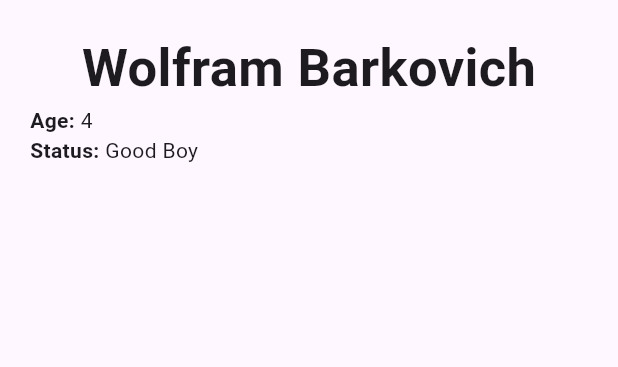
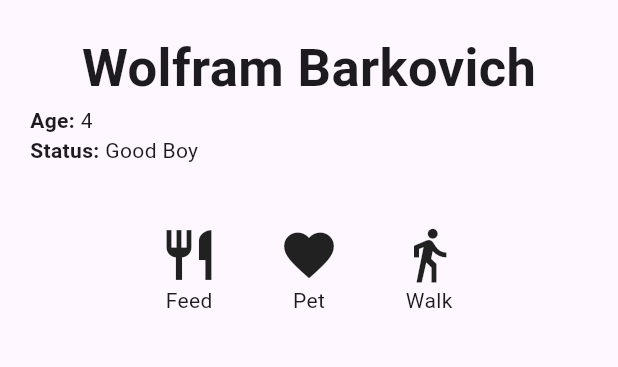
Before and after one commit to thisfren/Flutter-Cookbook, a Flutter app: the screen it shows after launch, on a phone screen of 412 x 824 dp, the part 300-667 px from its top. Run offline on Flutter 3.47's test engine with Material 3 defaults, Android fonts, the phone set to English and light mode, and no system bars; our stand-ins replace google_fonts.

Commit message:
Basic actions setup.

```diff
--- a/Ch. 4/mastering_layout/lib/profile_screen.dart
+++ b/Ch. 4/mastering_layout/lib/profile_screen.dart
@@ -1,6 +1,6 @@
 // /lib/profile_screen.dart
 
-import 'package:flutter/material.dart' show BoxFit, BuildContext, ClipOval, Column, Container, EdgeInsets, FontWeight, Image, Padding, Row, Scaffold, StatelessWidget, Text, TextStyle, Widget;
+import 'package:flutter/material.dart' show BoxFit, BuildContext, ClipOval, Column, Container, EdgeInsets, FontWeight, Icon, IconData, Icons, Image, MainAxisAlignment, Padding, Row, Scaffold, StatelessWidget, Text, TextStyle, Widget;
 
 class ProfileScreen extends StatelessWidget {
   const ProfileScreen({super.key});
@@ -60,6 +60,25 @@ class ProfileScreen extends StatelessWidget {
   }
 
   Widget _buildActions(BuildContext context) {
-    return Container();
+    return Row(
+      mainAxisAlignment: MainAxisAlignment.center,
+      children: <Widget>[
+        _buildIcon(Icons.restaurant, 'Feed'),
+        _buildIcon(Icons.favorite, 'Pet'),
+        _buildIcon(Icons.directions_walk, 'Walk'),
+      ]
+    );
+  }
+
+  Widget _buildIcon(IconData icon, String text) {
+    return Padding(
+      padding: const EdgeInsets.all(20),
+      child: Column(
+        children: <Widget>[
+          Icon(icon, size: 40),
+          Text(text)
+        ]
+      )
+    );
   }
 }
```
